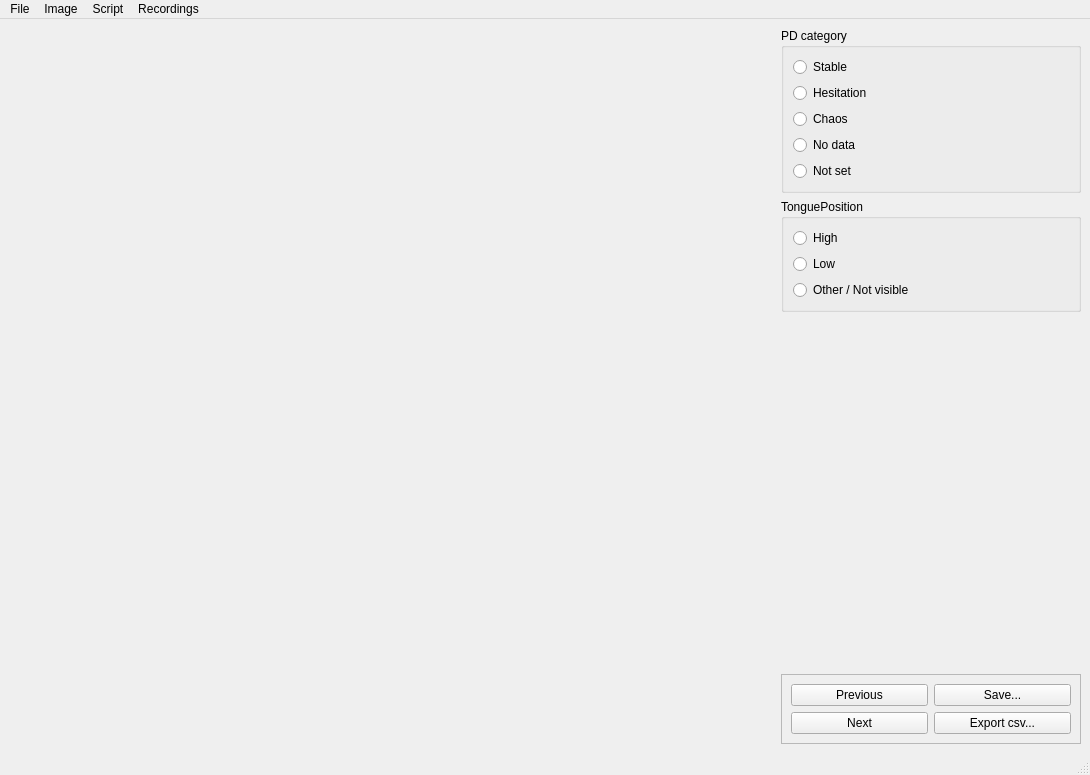
Qt form satkit/qt_annotator.ui (giuthas/satkit) before a commit.
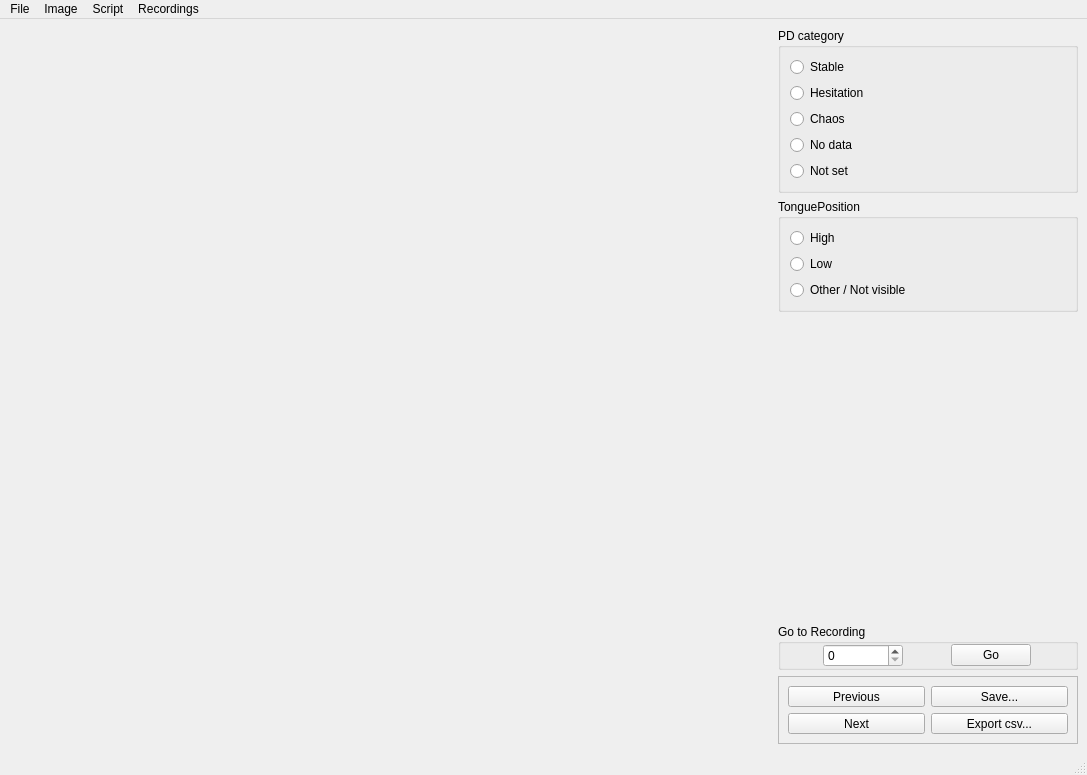
The same form after that commit.

Commit message: Added widgets for jumping to a recording.

The edit to the form file:
```diff
--- a/satkit/qt_annotator.ui
+++ b/satkit/qt_annotator.ui
@@ -6,7 +6,7 @@
    <rect>
     <x>0</x>
     <y>0</y>
-    <width>1090</width>
+    <width>1087</width>
     <height>775</height>
    </rect>
   </property>
@@ -210,17 +210,54 @@
         </widget>
        </item>
        <item>
-        <spacer name="verticalSpacer">
-         <property name="orientation">
-          <enum>Qt::Vertical</enum>
-         </property>
-         <property name="sizeHint" stdset="0">
+        <widget class="QGroupBox" name="groupBox">
+         <property name="maximumSize">
           <size>
-           <width>20</width>
-           <height>40</height>
+           <width>16777215</width>
+           <height>80</height>
           </size>
          </property>
-        </spacer>
+         <property name="title">
+          <string>Go to Recording</string>
+         </property>
+         <layout class="QHBoxLayout" name="horizontalLayout_3">
+          <property name="leftMargin">
+           <number>0</number>
+          </property>
+          <property name="topMargin">
+           <number>0</number>
+          </property>
+          <property name="rightMargin">
+           <number>0</number>
+          </property>
+          <property name="bottomMargin">
+           <number>0</number>
+          </property>
+          <item>
+           <widget class="QSpinBox" name="goSpinBox">
+            <property name="maximumSize">
+             <size>
+              <width>80</width>
+              <height>16777215</height>
+             </size>
+            </property>
+           </widget>
+          </item>
+          <item>
+           <widget class="QPushButton" name="goButton">
+            <property name="maximumSize">
+             <size>
+              <width>80</width>
+              <height>16777215</height>
+             </size>
+            </property>
+            <property name="text">
+             <string>Go</string>
+            </property>
+           </widget>
+          </item>
+         </layout>
+        </widget>
        </item>
        <item>
         <widget class="QFrame" name="frame">
@@ -290,7 +327,7 @@
     <rect>
      <x>0</x>
      <y>0</y>
-     <width>1090</width>
+     <width>1087</width>
      <height>22</height>
     </rect>
    </property>
```
Left out of the diff: 6 changed lines with no effect on the pictures.
